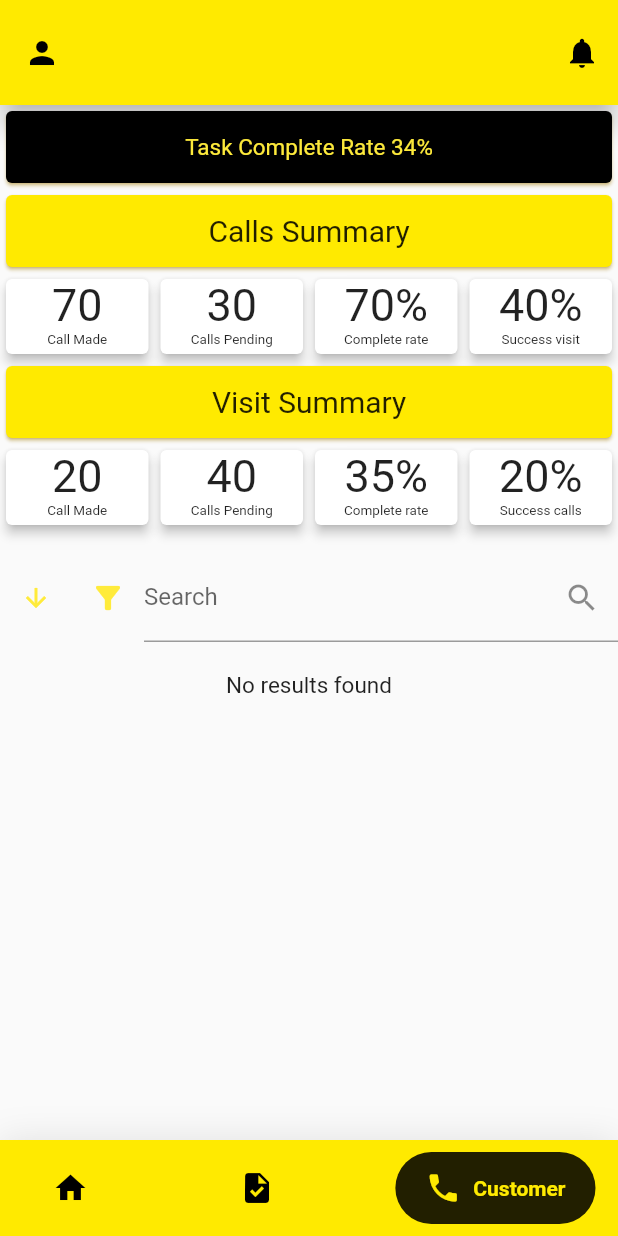
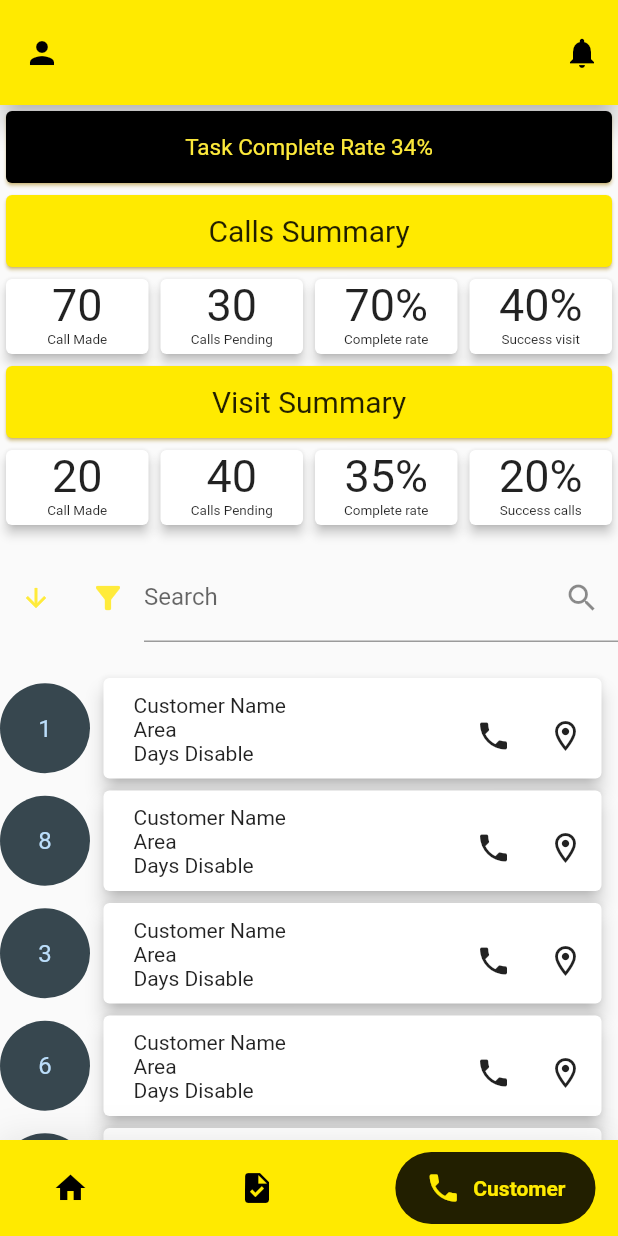
Before and after one commit to dennie27/field_app2, a Flutter app: the screen it shows after launch, item 3 of the bottom bar chosen, on a phone screen of 412 x 824 dp. Run offline on Flutter 3.47's test engine with Material 2 defaults, Android fonts, the phone set to English and light mode, and no system bars; drawn by our look-alikes of google_nav_bar; our stand-ins replace getwidget, google_fonts, percent_indicator; missing offline and left inert: multiselect_formfield.

Commit message:
UI update V6

```diff
--- a/lib/acl_task.dart
+++ b/lib/acl_task.dart
@@ -143,6 +143,12 @@ class CustomerState extends State<Customer> {
       _foundUsers = results;
     });
   }
+  initState() {
+    // at the beginning, all users are shown
+    _foundUsers = _allUsers;
+    super.initState();
+  }
+
 
   Widget build(BuildContext context) {
     return Column(
--- a/lib/task.dart
+++ b/lib/task.dart
@@ -14,13 +14,11 @@ class Task extends StatelessWidget {
   @override
   Widget build(BuildContext context) {
     return Scaffold(
-      backgroundColor: Colors.white,
       body: DefaultTabController(
         length: 3,
         child: Column(
           children: <Widget>[
             Container(
-              color: Colors.black87,
               constraints: BoxConstraints.expand(height: 40),
               child: TabBar(tabs: [
                 Tab(text: "My Task"),
--- a/lib/utils/themes/theme.dart
+++ b/lib/utils/themes/theme.dart
@@ -2,11 +2,56 @@ import 'package:flutter/material.dart';
 import 'package:google_fonts/google_fonts.dart';
 import '../widget_theme/text_themes.dart';
 
+/*ThemeData lightTheme() {
+
+
+  TextTheme _customLightThemesTextTheme(TextTheme base) {
+    return base.copyWith(
+    );
+  }
+
+  final ThemeData lightTheme = ThemeData.light();
+  return lightTheme.copyWith(
+    textTheme: _customLightThemesTextTheme(lightTheme.textTheme),
+    primaryColor: Color(0xfffff799),
+    colorScheme: ColorScheme.fromSwatch(
+      primarySwatch: AppColor.mycolor),
+    indicatorColor: Color(0xFF807A6B),
+    scaffoldBackgroundColor: Color(0xffffffff),
+    primaryIconTheme: lightTheme.primaryIconTheme.copyWith(
+      color: Colors.white,
+      size: 20,
+    ),
+    iconTheme: lightTheme.iconTheme.copyWith(
+      color: Colors.white,
+    ),
+    tabBarTheme: lightTheme.tabBarTheme.copyWith(
+      labelColor: Color(0xfffff266),
+      unselectedLabelColor: Colors.grey,
+    ),
+    buttonTheme: lightTheme.buttonTheme.copyWith(buttonColor: AppColor.mycolor),
+
+  );
+}
+
+
+ThemeData darkTheme() {
+  final ThemeData darkTheme = ThemeData.dark();
+  return darkTheme.copyWith(
+    primaryColor: Colors.black38,
+    indicatorColor: Color(0xFF807A6B),
+    primaryIconTheme: darkTheme.primaryIconTheme.copyWith(
+      color: Colors.green,
+      size: 20,
+    ),
+  );
+}*/
 
 class AppTheme{
   static ThemeData lightTheme = ThemeData(
-   primarySwatch:  AppColor.mycolor,
-    brightness: Brightness.light,
+      colorScheme: ColorScheme.fromSwatch(
+        primarySwatch: AppColor.mycolor,).copyWith(secondary: Colors.red, brightness: Brightness.light),
+
     textTheme:GoogleFonts.robotoSerifTextTheme(),
     appBarTheme: AppBarTheme(),
     floatingActionButtonTheme: FloatingActionButtonThemeData(),
@@ -14,14 +59,18 @@ class AppTheme{
     elevatedButtonTheme: ElevatedButtonThemeData(style:ElevatedButton.styleFrom())
   );
   static ThemeData darkTheme = ThemeData(
-    primarySwatch: AppColor.mycolor,
-    brightness: Brightness.dark,
+      colorScheme: ColorScheme.fromSwatch(
+        primarySwatch: AppColor.mycolor,).copyWith(secondary: Colors.red, brightness: Brightness.light),
+
       textTheme:GoogleFonts.robotoSerifTextTheme(),
-    appBarTheme: AppBarTheme(),
-    floatingActionButtonTheme: FloatingActionButtonThemeData(),
-    elevatedButtonTheme: ElevatedButtonThemeData(style: ElevatedButton.styleFrom())
+      appBarTheme: AppBarTheme(),
+      floatingActionButtonTheme: FloatingActionButtonThemeData(),
+
+      elevatedButtonTheme: ElevatedButtonThemeData(style:ElevatedButton.styleFrom())
   );
+
 }
+
 class AppColor {
   static const MaterialColor mycolor = const MaterialColor(
     0xffffea00,
--- a/lib/utils/widget_theme/text_themes.dart
+++ b/lib/utils/widget_theme/text_themes.dart
@@ -15,11 +15,6 @@ class TTextTheme {
 
   );
   static TextTheme darkTextTheme = TextTheme(
-
-    headline2:GoogleFonts.mulish(
-
-      color: Colors.white70),
-    subtitle2: GoogleFonts.poppins(color: Colors.white60,fontSize: 24),
   );
 
 }
```
Also changed, not shown: 3 other files.
